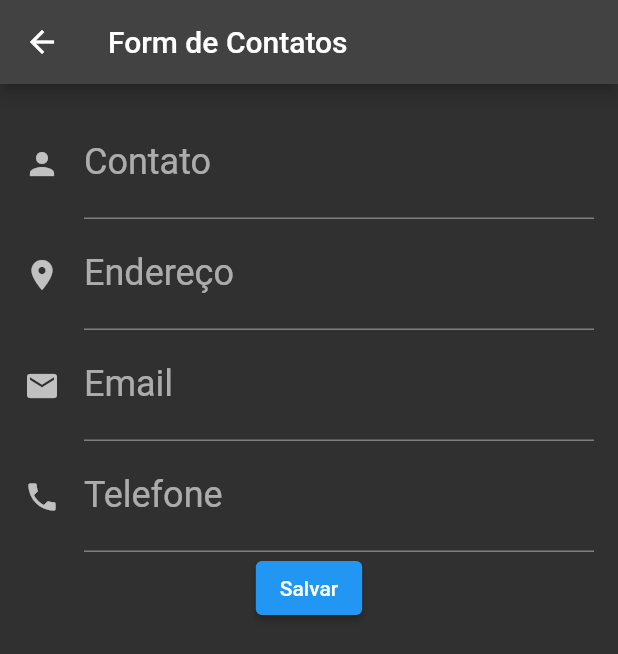
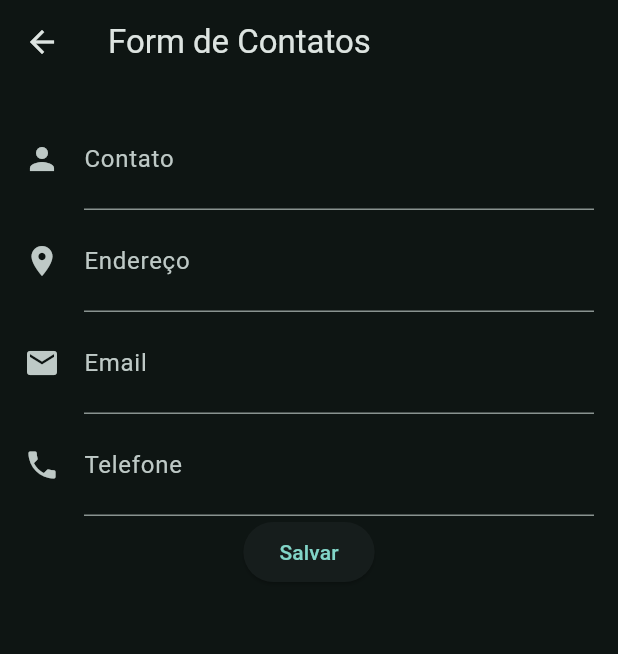
Before and after one commit to nogreenJ/trabalhomobile, a Flutter app: the screen it shows after launch, item 2 of the bottom bar chosen, after a tap on the "add" icon, on a phone screen of 412 x 824 dp. Shown: the top 654 px of the screen. Run offline on Flutter 3.47's test engine with Material 2 defaults, Android fonts, the phone set to English and light mode, and no system bars; our stand-ins replace sqflite; accounts and stored records are empty.

Commit message:
Update main.dart

```diff
--- a/lib/main.dart
+++ b/lib/main.dart
@@ -2,8 +2,16 @@ import 'package:flutter/material.dart';
 import 'menu.dart';
 
 void main() {
-  runApp(MaterialApp(
+  runApp(
+    MaterialApp(
       home: MenuOptions(),
-      theme: ThemeData.dark()
-  ));
+      theme: ThemeData(
+        useMaterial3: true,
+        colorScheme: ColorScheme.fromSeed(
+          seedColor: Colors.teal,
+          brightness: Brightness.dark,
+        ),
+      )
+    )
+  );
 }
```
